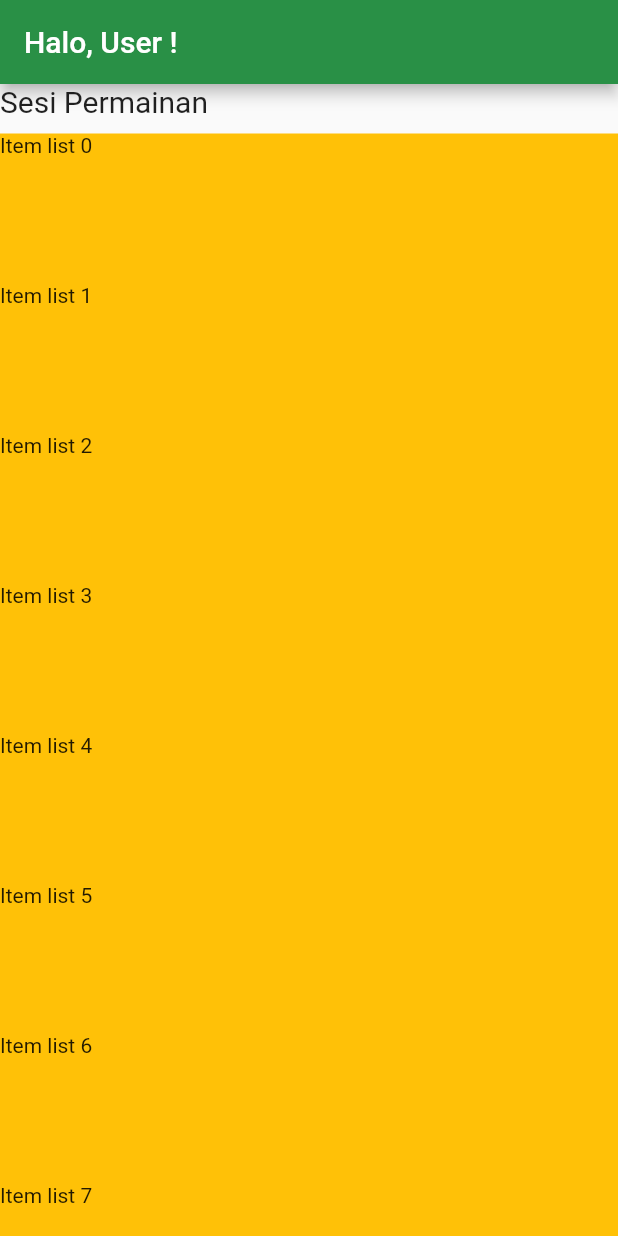
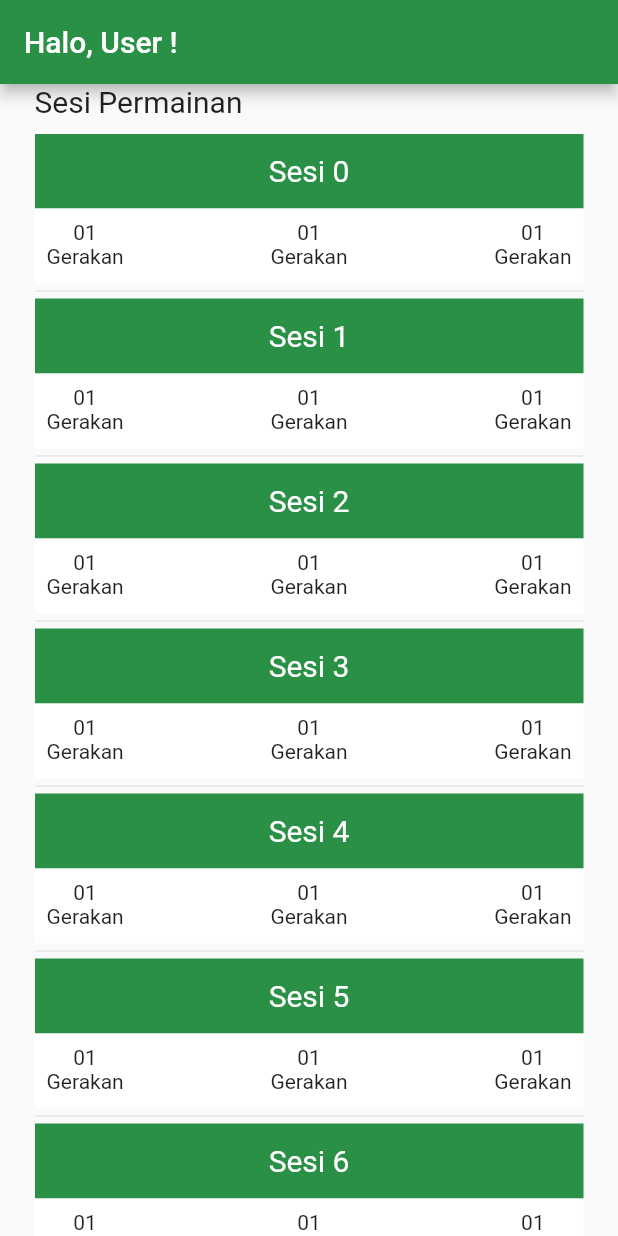
Before and after one commit to Harizt-LF/badmintonstroke_counter, a Flutter app: the screen it shows after launch, on a phone screen of 412 x 824 dp. Run offline on Flutter 3.47's test engine with Material 2 defaults, Android fonts, the light colour scheme and no system bars.

Commit message:
feat: Game Session Placholder

```diff
--- a/lib/views/homepage.dart
+++ b/lib/views/homepage.dart
@@ -1,4 +1,5 @@
 import 'package:flutter/material.dart';
+import 'dart:math' as math;
 
 class HomePageView extends StatelessWidget {
   const HomePageView({super.key});
@@ -13,7 +14,10 @@ class HomePageView extends StatelessWidget {
             backgroundColor: const Color(0xFF299046),
             title: const Text('Halo, User !'),
           ),
-          body: Column(crossAxisAlignment: CrossAxisAlignment.start, children: [
+          body: Padding(
+            padding: const EdgeInsets.symmetric(horizontal: 23),
+            child:
+                Column(crossAxisAlignment: CrossAxisAlignment.start, children: [
               const Text(
                 'Sesi Permainan',
                 style: TextStyle(fontSize: 20),
@@ -22,21 +26,70 @@ class HomePageView extends StatelessWidget {
               Flexible(
                 flex: 3,
                 child: Container(
-                  color: Colors.amber,
                     width: width,
                     height: height,
-                  child: ListView.builder(
+                    child: ListView.separated(
                         itemCount: 10,
+                        separatorBuilder: (BuildContext context, int index) =>
+                            const Divider(height: 10),
                         itemBuilder: (BuildContext context, index) {
                           return Container(
                             width: width,
                             height: 100,
-                          color: Colors.amber,
-                          child: Text('Item list $index'),
+                            child: Column(
+                              children: [
+                                Flexible(
+                                  flex: 1,
+                                  child: Container(
+                                    alignment: Alignment.center,
+                                    width: width,
+                                    color: const Color(0xFFFF299046),
+                                    child: Text(
+                                      'Sesi $index',
+                                      style: const TextStyle(
+                                          color: Colors.white, fontSize: 20),
+                                    ),
+                                  ),
+                                ),
+                                Flexible(
+                                    flex: 1,
+                                    child: Container(
+                                      color: Colors.white,
+                                      child: const Padding(
+                                        padding: EdgeInsets.all(8.0),
+                                        child: Row(
+                                          mainAxisAlignment:
+                                              MainAxisAlignment.spaceBetween,
+                                          children: [
+                                            Column(
+                                              children: [
+                                                Text('01'),
+                                                Text('Gerakan')
+                                              ],
+                                            ),
+                                            Column(
+                                              children: [
+                                                Text('01'),
+                                                Text('Gerakan')
+                                              ],
+                                            ),
+                                            Column(
+                                              children: [
+                                                Text('01'),
+                                                Text('Gerakan')
+                                              ],
+                                            ),
+                                          ],
+                                        ),
+                                      ),
+                                    ))
+                              ],
+                            ),
                           );
                         })),
               ),
-          ])),
+            ]),
+          )),
     );
   }
 }
```
Lines whose indentation alone changed are shown as unchanged.
